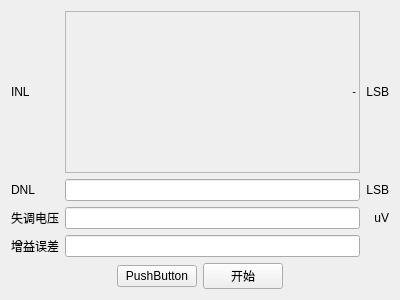
The window that trunk/soft/zebra-tester/qcalibrationwidget.ui (Quenii/ADCEVM-minor) describes before a commit, drawn with Qt 5.
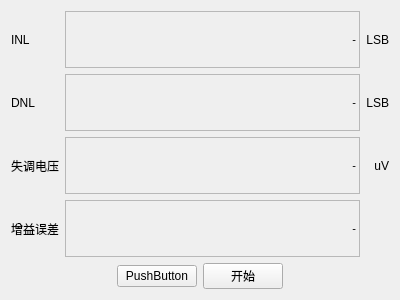
The same window after the commit. Custom widgets are drawn as their Qt base class.

```diff
--- a/trunk/soft/zebra-tester/qcalibrationwidget.ui
+++ b/trunk/soft/zebra-tester/qcalibrationwidget.ui
@@ -40,9 +40,6 @@
        </property>
       </widget>
      </item>
-     <item row="1" column="1">
-      <widget class="QLineEdit" name="lineEdit_8"/>
-     </item>
      <item row="1" column="2">
       <widget class="QLabel" name="label_12">
        <property name="text">
@@ -60,9 +57,6 @@
        </property>
       </widget>
      </item>
-     <item row="2" column="1">
-      <widget class="QLineEdit" name="lineEdit_9"/>
-     </item>
      <item row="2" column="2">
       <widget class="QLabel" name="label_14">
        <property name="text">
@@ -80,9 +74,6 @@
        </property>
       </widget>
      </item>
-     <item row="3" column="1">
-      <widget class="QLineEdit" name="lineEdit_10"/>
-     </item>
      <item row="0" column="1">
       <widget class="QLineLabel" name="inl_2">
        <property name="sizePolicy">
@@ -106,6 +97,75 @@
        </property>
       </widget>
      </item>
+     <item row="1" column="1">
+      <widget class="QLineLabel" name="dnl">
+       <property name="sizePolicy">
+        <sizepolicy hsizetype="Expanding" vsizetype="Preferred">
+         <horstretch>0</horstretch>
+         <verstretch>0</verstretch>
+        </sizepolicy>
+       </property>
+       <property name="frameShape">
+        <enum>QFrame::StyledPanel</enum>
+       </property>
+       <property name="text">
+        <string>&lt;!DOCTYPE HTML PUBLIC &quot;-//W3C//DTD HTML 4.0//EN&quot; &quot;http://www.w3.org/TR/REC-html40/strict.dtd&quot;&gt;
+&lt;html&gt;&lt;head&gt;&lt;meta name=&quot;qrichtext&quot; content=&quot;1&quot; /&gt;&lt;style type=&quot;text/css&quot;&gt;
+p, li { white-space: pre-wrap; }
+&lt;/style&gt;&lt;/head&gt;&lt;body style=&quot; font-family:'MS Shell Dlg 2'; font-size:8.25pt; font-weight:400; font-style:normal;&quot;&gt;
+&lt;p style=&quot; margin-top:0px; margin-bottom:0px; margin-left:0px; margin-right:0px; -qt-block-indent:0; text-indent:0px;&quot;&gt;&lt;span style=&quot; font-size:8pt;&quot;&gt;-&lt;/span&gt;&lt;/p&gt;&lt;/body&gt;&lt;/html&gt;</string>
+       </property>
+       <property name="alignment">
+        <set>Qt::AlignRight|Qt::AlignTrailing|Qt::AlignVCenter</set>
+       </property>
+      </widget>
+     </item>
+     <item row="2" column="1">
+      <widget class="QLineLabel" name="offsetVolt">
+       <property name="sizePolicy">
+        <sizepolicy hsizetype="Expanding" vsizetype="Preferred">
+         <horstretch>0</horstretch>
+         <verstretch>0</verstretch>
+        </sizepolicy>
+       </property>
+       <property name="frameShape">
+        <enum>QFrame::StyledPanel</enum>
+       </property>
+       <property name="text">
+        <string>&lt;!DOCTYPE HTML PUBLIC &quot;-//W3C//DTD HTML 4.0//EN&quot; &quot;http://www.w3.org/TR/REC-html40/strict.dtd&quot;&gt;
+&lt;html&gt;&lt;head&gt;&lt;meta name=&quot;qrichtext&quot; content=&quot;1&quot; /&gt;&lt;style type=&quot;text/css&quot;&gt;
+p, li { white-space: pre-wrap; }
+&lt;/style&gt;&lt;/head&gt;&lt;body style=&quot; font-family:'MS Shell Dlg 2'; font-size:8.25pt; font-weight:400; font-style:normal;&quot;&gt;
+&lt;p style=&quot; margin-top:0px; margin-bottom:0px; margin-left:0px; margin-right:0px; -qt-block-indent:0; text-indent:0px;&quot;&gt;&lt;span style=&quot; font-size:8pt;&quot;&gt;-&lt;/span&gt;&lt;/p&gt;&lt;/body&gt;&lt;/html&gt;</string>
+       </property>
+       <property name="alignment">
+        <set>Qt::AlignRight|Qt::AlignTrailing|Qt::AlignVCenter</set>
+       </property>
+      </widget>
+     </item>
+     <item row="3" column="1">
+      <widget class="QLineLabel" name="gainError">
+       <property name="sizePolicy">
+        <sizepolicy hsizetype="Expanding" vsizetype="Preferred">
+         <horstretch>0</horstretch>
+         <verstretch>0</verstretch>
+        </sizepolicy>
+       </property>
+       <property name="frameShape">
+        <enum>QFrame::StyledPanel</enum>
+       </property>
+       <property name="text">
+        <string>&lt;!DOCTYPE HTML PUBLIC &quot;-//W3C//DTD HTML 4.0//EN&quot; &quot;http://www.w3.org/TR/REC-html40/strict.dtd&quot;&gt;
+&lt;html&gt;&lt;head&gt;&lt;meta name=&quot;qrichtext&quot; content=&quot;1&quot; /&gt;&lt;style type=&quot;text/css&quot;&gt;
+p, li { white-space: pre-wrap; }
+&lt;/style&gt;&lt;/head&gt;&lt;body style=&quot; font-family:'MS Shell Dlg 2'; font-size:8.25pt; font-weight:400; font-style:normal;&quot;&gt;
+&lt;p style=&quot; margin-top:0px; margin-bottom:0px; margin-left:0px; margin-right:0px; -qt-block-indent:0; text-indent:0px;&quot;&gt;&lt;span style=&quot; font-size:8pt;&quot;&gt;-&lt;/span&gt;&lt;/p&gt;&lt;/body&gt;&lt;/html&gt;</string>
+       </property>
+       <property name="alignment">
+        <set>Qt::AlignRight|Qt::AlignTrailing|Qt::AlignVCenter</set>
+       </property>
+      </widget>
+     </item>
     </layout>
    </item>
    <item>
```
